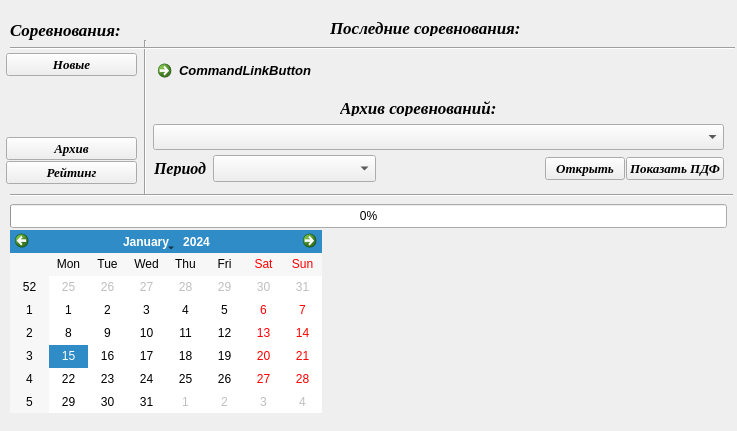
This is UI/start_form.ui in Kaspar0810/Competitions_TT as Qt 5 draws it before an edit. The edited form follows.
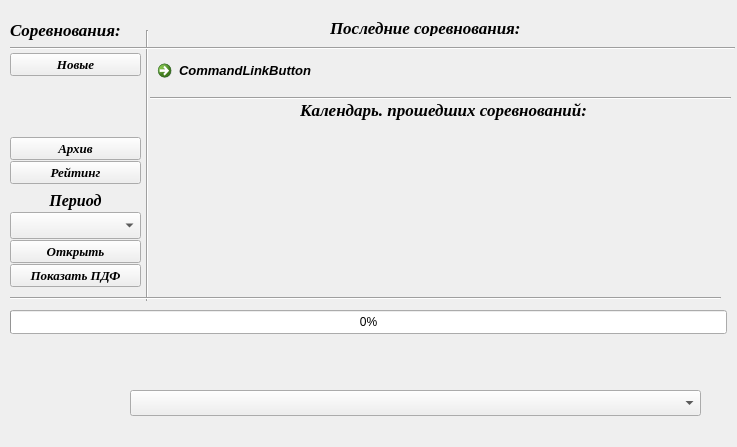
This is the edited form.

Patch:
```diff
--- a/UI/start_form.ui
+++ b/UI/start_form.ui
@@ -7,7 +7,7 @@
     <x>0</x>
     <y>0</y>
     <width>737</width>
-    <height>431</height>
+    <height>447</height>
    </rect>
   </property>
   <property name="windowTitle">
@@ -40,8 +40,8 @@
   <widget class="QComboBox" name="comboBox">
    <property name="geometry">
     <rect>
-     <x>153</x>
-     <y>124</y>
+     <x>130</x>
+     <y>390</y>
      <width>571</width>
      <height>26</height>
     </rect>
@@ -94,10 +94,10 @@
   <widget class="QLabel" name="label_2">
    <property name="geometry">
     <rect>
-     <x>340</x>
+     <x>300</x>
      <y>100</y>
-     <width>291</width>
-     <height>16</height>
+     <width>351</width>
+     <height>20</height>
     </rect>
    </property>
    <property name="font">
@@ -110,7 +110,7 @@
     </font>
    </property>
    <property name="text">
-    <string>Архив соревнований:</string>
+    <string>Календарь. прошедших соревнований:</string>
    </property>
   </widget>
   <widget class="QLabel" name="label_3">
@@ -139,9 +139,9 @@
    <property name="geometry">
     <rect>
      <x>137</x>
-     <y>40</y>
-     <width>16</width>
-     <height>155</height>
+     <y>30</y>
+     <width>20</width>
+     <height>271</height>
     </rect>
    </property>
    <property name="orientation">
@@ -165,8 +165,8 @@
    <property name="geometry">
     <rect>
      <x>10</x>
-     <y>187</y>
-     <width>723</width>
+     <y>290</y>
+     <width>711</width>
      <height>16</height>
     </rect>
    </property>
@@ -178,7 +178,7 @@
    <property name="geometry">
     <rect>
      <x>10</x>
-     <y>204</y>
+     <y>310</y>
      <width>717</width>
      <height>24</height>
     </rect>
@@ -190,7 +190,7 @@
   <widget class="QWidget" name="layoutWidget">
    <property name="geometry">
     <rect>
-     <x>6</x>
+     <x>10</x>
      <y>53</y>
      <width>131</width>
      <height>131</height>
@@ -263,15 +263,34 @@
     </item>
    </layout>
   </widget>
+  <widget class="Line" name="line_4">
+   <property name="geometry">
+    <rect>
+     <x>150</x>
+     <y>90</y>
+     <width>581</width>
+     <height>16</height>
+    </rect>
+   </property>
+   <property name="orientation">
+    <enum>Qt::Horizontal</enum>
+   </property>
+  </widget>
+  <widget class="QWidget" name="layoutWidget">
+   <property name="geometry">
+    <rect>
+     <x>10</x>
+     <y>190</y>
+     <width>131</width>
+     <height>97</height>
+    </rect>
+   </property>
+   <layout class="QVBoxLayout" name="verticalLayout_2">
+    <property name="spacing">
+     <number>1</number>
+    </property>
+    <item>
   <widget class="QLabel" name="label_4">
-   <property name="geometry">
-    <rect>
-     <x>154</x>
-     <y>160</y>
-     <width>71</width>
-     <height>16</height>
-    </rect>
-   </property>
    <property name="sizePolicy">
     <sizepolicy hsizetype="MinimumExpanding" vsizetype="Preferred">
      <horstretch>0</horstretch>
@@ -290,17 +309,11 @@
    <property name="text">
     <string>Период</string>
    </property>
-  </widget>
-  <widget class="QWidget" name="layoutWidget">
-   <property name="geometry">
-    <rect>
-     <x>213</x>
-     <y>150</y>
-     <width>511</width>
-     <height>38</height>
-    </rect>
-   </property>
-   <layout class="QHBoxLayout" name="horizontalLayout_2">
+      <property name="alignment">
+       <set>Qt::AlignCenter</set>
+      </property>
+     </widget>
+    </item>
     <item>
      <widget class="QComboBox" name="comboBox_arhive_year">
       <property name="sizePolicy">
@@ -318,24 +331,6 @@
      </widget>
     </item>
     <item>
-     <spacer name="horizontalSpacer">
-      <property name="orientation">
-       <enum>Qt::Horizontal</enum>
-      </property>
-      <property name="sizeHint" stdset="0">
-       <size>
-        <width>40</width>
-        <height>20</height>
-       </size>
-      </property>
-     </spacer>
-    </item>
-    <item>
-     <layout class="QHBoxLayout" name="horizontalLayout">
-      <property name="spacing">
-       <number>1</number>
-      </property>
-      <item>
        <widget class="QPushButton" name="Button_open">
         <property name="font">
          <font>
@@ -368,18 +363,6 @@
        </widget>
       </item>
      </layout>
-    </item>
-   </layout>
-  </widget>
-  <widget class="QCalendarWidget" name="calendarWidget">
-   <property name="geometry">
-    <rect>
-     <x>10</x>
-     <y>230</y>
-     <width>312</width>
-     <height>183</height>
-    </rect>
-   </property>
   </widget>
  </widget>
  <resources/>
```
Lines whose indentation alone changed are shown as unchanged.
